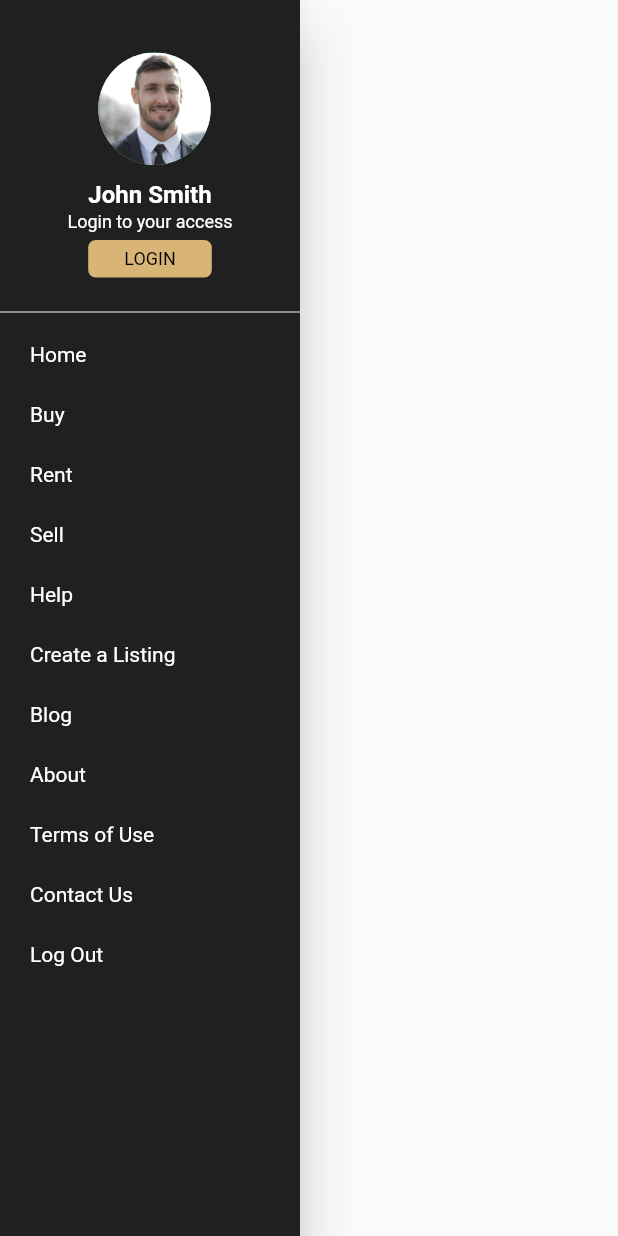
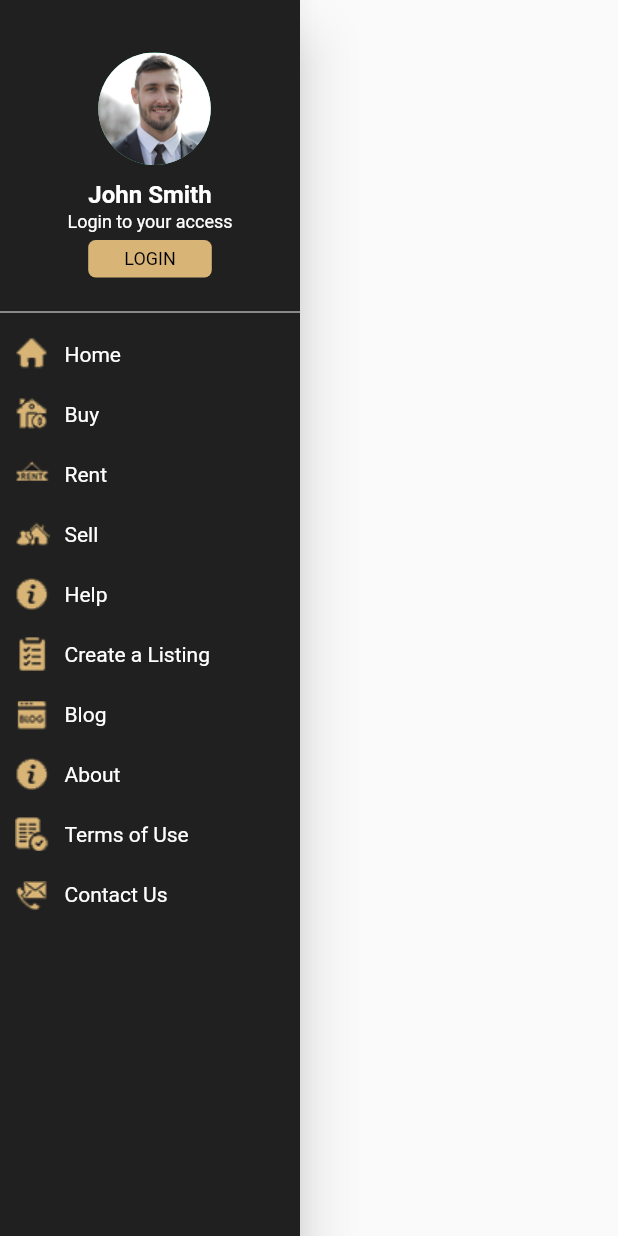
Before and after one commit to ibrahimsm83/QatarRealEstateApp, a Flutter app: the CustomDrawer widget shown alone on an empty page, opened directly, on a phone screen of 412 x 824 dp. Run offline on Flutter 3.47's test engine with Material 2 defaults, Android fonts, the light colour scheme and no system bars; our stand-ins replace easy_localization, flutter_svg, sizer.

Commit message:
drawer icons add

```diff
--- a/lib/widgets/custome_drawer.dart
+++ b/lib/widgets/custome_drawer.dart
@@ -103,13 +103,14 @@ class _CustomDrawerState extends State<CustomDrawer> {
               ),
               drawerTile(
                   title: 'Home',
-                  // svgIconLoc: 'assets/icons/home_drawer.svg',
+                  pnglogo: 'assets/icons/home.png',
                   routeName: 'Dashboard'),
               // Divider(
               //   color: dividerColor,
               // ),
               drawerTile(
                   title: 'Buy',
+                  pnglogo: 'assets/icons/buy.png',
                   // svgIconLoc: 'assets/icons/add_property.svg',
                   routeName: 'AddProperty'),
               // Divider(
@@ -117,6 +118,7 @@ class _CustomDrawerState extends State<CustomDrawer> {
               // ),
               drawerTile(
                   title: 'Rent',
+                  pnglogo: 'assets/icons/rent.png',
                   // svgIconLoc: 'assets/icons/search_property.svg',
                   routeName: 'SearchProperty'),
               // Divider(
@@ -148,6 +150,7 @@ class _CustomDrawerState extends State<CustomDrawer> {
               /// Divider(color: dividerColor,),
               drawerTile(
                   title: 'Sell',
+                  pnglogo: 'assets/icons/sell.png',
                   //svgIconLoc: 'assets/icons/saved_searches.svg',
                   routeName: 'SavedSearches'),
 
@@ -186,6 +189,7 @@ class _CustomDrawerState extends State<CustomDrawer> {
               // ),
               drawerTile(
                   title: 'Help',
+                  pnglogo: 'assets/icons/help.png',
                   //   svgIconLoc: 'assets/icons/news_and_blog.svg',
                   routeName: 'NewsAndBlog'),
               // Divider(
@@ -193,6 +197,7 @@ class _CustomDrawerState extends State<CustomDrawer> {
               // ),
               drawerTile(
                   title: 'Create a Listing',
+                  pnglogo: 'assets/icons/create.png',
                   //svgIconLoc: 'assets/icons/about_us.svg',
                   routeName: 'AboutUs'),
               // Divider(
@@ -200,6 +205,7 @@ class _CustomDrawerState extends State<CustomDrawer> {
               // ),
               drawerTile(
                   title: 'Blog',
+                  pnglogo: 'assets/icons/blog.png',
                   //svgIconLoc: 'assets/icons/contact_us.svg',
                   routeName: 'ContactUs'),
               // Divider(
@@ -207,6 +213,7 @@ class _CustomDrawerState extends State<CustomDrawer> {
               // ),
               drawerTile(
                   title: 'About',
+                  pnglogo: 'assets/icons/about.png',
                   // svgIconLoc: 'assets/icons/terms_and_privacy.svg',
                   routeName: 'TermsAndConditions'),
               // Divider(
@@ -214,6 +221,7 @@ class _CustomDrawerState extends State<CustomDrawer> {
               // ),
               drawerTile(
                   title: 'Terms of Use',
+                  pnglogo: 'assets/icons/terms.png',
                   // svgIconLoc: 'assets/icons/setting.svg',
                   routeName: 'Settings'),
               // Divider(
@@ -221,12 +229,13 @@ class _CustomDrawerState extends State<CustomDrawer> {
               // ),
               drawerTile(
                   title: 'Contact Us',
+                  pnglogo: 'assets/icons/contact.png',
                   // svgIconLoc: 'assets/icons/setting.svg',
                   routeName: 'Settings'),
-              drawerTile(
-                  title: 'Log Out',
-                  // svgIconLoc: 'assets/icons/logout.svg',
-                  routeName: 'LogOut'),
+              // drawerTile(
+              //     title: 'Log Out',
+              //     // svgIconLoc: 'assets/icons/logout.svg',
+              //     routeName: 'LogOut'),
               // Divider(
               //   color: dividerColor,
               // ),
@@ -241,7 +250,7 @@ class _CustomDrawerState extends State<CustomDrawer> {
     );
   }
 
-  drawerTile({String? title, /*String svgIconLoc,*/ String? routeName}) {
+  drawerTile({String? title, String? pnglogo, String? routeName}) {
     return GestureDetector(
       onTap: () {
         // if (routeName == 'Dashboard') {
@@ -265,6 +274,7 @@ class _CustomDrawerState extends State<CustomDrawer> {
             SizedBox(
               width: 10,
             ),
+            Image.asset(pnglogo ?? ""),
             // SvgPicture.asset(
             //   svgIconLoc,
             //   color: Colors.black,
--- a/pubspec.yaml
+++ b/pubspec.yaml
@@ -32,7 +32,7 @@ dependencies:
 
   sizer: ^2.0.15
   flutter_svg: ^0.23.0+1
-
+  dio: ^4.0.4
   easy_localization: ^3.0.0
   # The following adds the Cupertino Icons font to your application.
   # Use with the CupertinoIcons class for iOS style icons.
@@ -42,6 +42,7 @@ dependencies:
 dev_dependencies:
   flutter_test:
     sdk: flutter
+
 
   # The "flutter_lints" package below contains a set of recommended lints to
   # encourage good coding practices. The lint set provided by the package is
```
Also changed, not shown: lib/screens/home_screen.dart (+9 -5 lines), lib/services/helper.dart (added, +17 -0 lines), lib/widgets/home_components.dart (+9 -19 lines), assets/icons/about.png (added), assets/icons/applogo.png (added), assets/icons/blog.png (added), assets/icons/buy.png (added), assets/icons/contact.png (added), assets/icons/create.png (added), assets/icons/help.png (added), assets/icons/home.png (added), assets/icons/rent.png (added), assets/icons/sell.png (added), assets/icons/terms.png (added), 1 more files, 5 other files.
